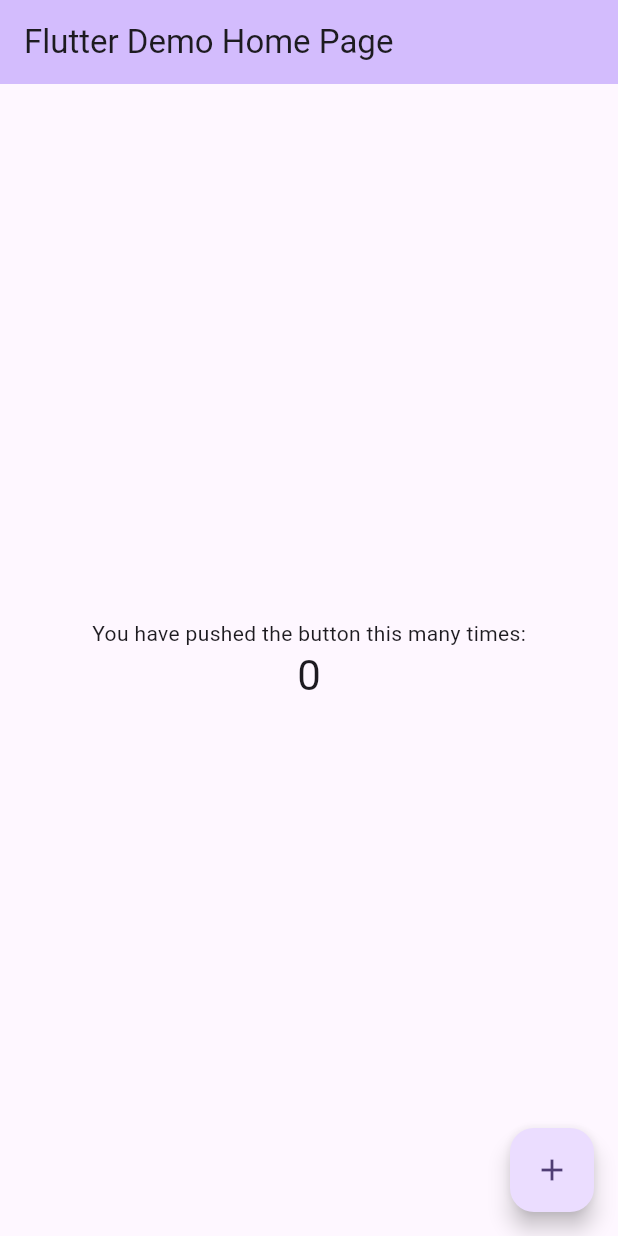
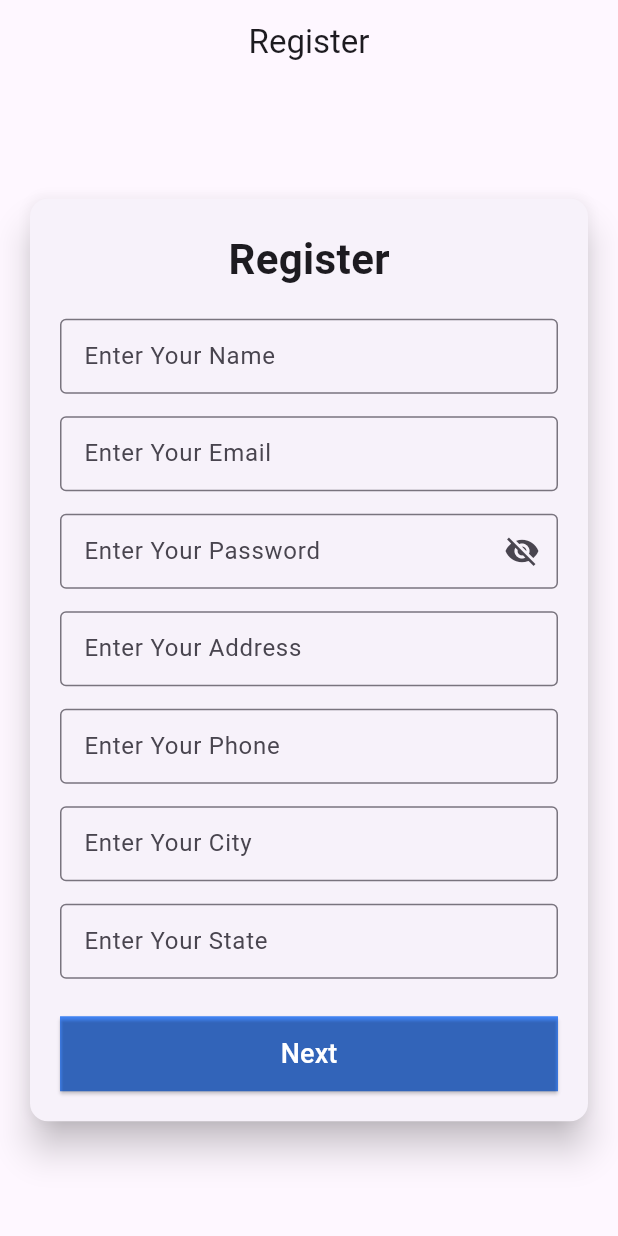
Before and after one commit to kumar7654rintu/My_watsapp_app, a Flutter app: the screen it shows after launch, on a phone screen of 412 x 824 dp. Run offline on Flutter 3.47's test engine with Material 3 defaults, Android fonts, the phone set to English and light mode, and no system bars.

Commit message:
Updated Login and Register screens

```diff
--- /dev/null
+++ b/lib/Register.dart
@@ -0,0 +1 @@
+// TODO Implement this library.
--- /dev/null
+++ b/lib/Registor.dart
@@ -0,0 +1,166 @@
+import 'package:flutter/material.dart';
+import 'Login.dart';
+
+class RegisterPage extends StatelessWidget {
+  const RegisterPage({super.key});
+
+  @override
+  Widget build(BuildContext context) {
+    return Scaffold(
+      appBar: AppBar(
+        title: const Text("Register"),
+        centerTitle: true,
+      ),
+
+      body: Center(
+        child: SingleChildScrollView(
+          child: Card(
+            elevation: 10,
+            margin: const EdgeInsets.all(20),
+            child: Padding(
+              padding: const EdgeInsets.all(20),
+              child: Column(
+                mainAxisSize: MainAxisSize.min,
+                children: [
+                  const Text(
+                    "Register",
+                    style: TextStyle(
+                      fontSize: 28,
+                      fontWeight: FontWeight.bold,
+                    ),
+                  ),
+
+                  const SizedBox(height: 20),
+
+                  Container(
+                    height: 50,
+                    width: 400,
+                    child: TextField(
+                      decoration: InputDecoration(
+                        labelText: "Enter Your Name",
+                        border: OutlineInputBorder(),
+                      ),
+                    ),
+                  ),
+
+
+                  const SizedBox(height: 15),
+
+                  Container(
+                    height: 50,
+                    width: 400,
+                    child: TextField(
+                      decoration: InputDecoration(
+                        labelText: "Enter Your Email",
+                        border: OutlineInputBorder(),
+                      ),
+                    ),
+                  ),
+
+
+                  const SizedBox(height: 15),
+
+                  Container(
+                    height: 50,
+                    width: 400,
+                    child: TextField(
+                      obscureText: true,
+                      decoration: InputDecoration(
+                        labelText: "Enter Your Password",
+                        border: OutlineInputBorder(),
+                        suffixIcon: Icon(Icons.visibility_off),
+                      ),
+                    ),
+                  ),
+
+
+                  const SizedBox(height: 15),
+
+                  SizedBox(
+                    height: 50,
+                    width: 400,
+                    child: TextField(
+                      decoration: InputDecoration(
+                        labelText: "Enter Your Address",
+                        border: OutlineInputBorder(),
+                      ),
+                    ),
+                  ),
+
+
+                  SizedBox(height: 15),
+
+                  Container(
+                    height: 50,
+                    width: 400,
+                    child: TextField(
+                      decoration: InputDecoration(
+                        labelText: "Enter Your Phone",
+                        border: OutlineInputBorder(),
+                      ),
+                    ),
+                  ),
+
+                  SizedBox(height: 15),
+
+                  Container(
+                    height: 50,
+                    width: 400,
+                    child: TextField(
+                      decoration: InputDecoration(
+                        labelText: "Enter Your City",
+                        border: OutlineInputBorder(),
+                      ),
+                    ),
+                  ),
+
+                  SizedBox(height: 15),
+
+                  Container(
+                    height: 50,
+                    width: 400,
+                    child: TextField(
+                      decoration: InputDecoration(
+                        labelText: "Enter Your State",
+                        border: OutlineInputBorder(),
+                      ),
+                    ),
+                  ),
+
+                  SizedBox(height: 25),
+
+                  Container(
+                    height: 50,
+                    width: 400,
+                    decoration: BoxDecoration(
+                        color: Colors.blueAccent
+                    ),
+
+                    child:ElevatedButton(
+                      style: ElevatedButton.styleFrom(
+                        backgroundColor: Colors.transparent,
+                        shape: RoundedRectangleBorder(
+                          borderRadius: BorderRadius.circular(2),
+                        ),
+                      ),
+                      onPressed: () {
+                        Navigator.push(context,MaterialPageRoute(builder: (context)=>MaterialXLoginScreen()));
+                      },
+                      child: const Text(
+                        "Next",
+                        style: TextStyle(
+                          fontSize: 18,
+                          color: Colors.white,
+                        ),
+                      ),
+                    ),
+                  )
+                ],
+              ),
+            ),
+          ),
+        ),
+      ),
+    );
+  }
+}
--- a/lib/main.dart
+++ b/lib/main.dart
@@ -1,4 +1,7 @@
 import 'package:flutter/material.dart';
+
+
+import 'Registor.dart';
 
 void main() {
   runApp(const MyApp());
@@ -7,116 +10,11 @@ void main() {
 class MyApp extends StatelessWidget {
   const MyApp({super.key});
 
-  // This widget is the root of your application.
   @override
   Widget build(BuildContext context) {
     return MaterialApp(
-      title: 'Flutter Demo',
-      theme: ThemeData(
-        // This is the theme of your application.
-        //
-        // TRY THIS: Try running your application with "flutter run". You'll see
-        // the application has a purple toolbar. Then, without quitting the app,
-        // try changing the seedColor in the colorScheme below to Colors.green
-        // and then invoke "hot reload" (save your changes or press the "hot
-        // reload" button in a Flutter-supported IDE, or press "r" if you used
-        // the command line to start the app).
-        //
-        // Notice that the counter didn't reset back to zero; the application
-        // state is not lost during the reload. To reset the state, use hot
-        // restart instead.
-        //
-        // This works for code too, not just values: Most code changes can be
-        // tested with just a hot reload.
-        colorScheme: .fromSeed(seedColor: Colors.deepPurple),
-      ),
-      home: const MyHomePage(title: 'Flutter Demo Home Page'),
+      debugShowCheckedModeBanner: false,
+      home: RegisterPage(),
     );
   }
 }
-
-class MyHomePage extends StatefulWidget {
-  const MyHomePage({super.key, required this.title});
-
-  // This widget is the home page of your application. It is stateful, meaning
-  // that it has a State object (defined below) that contains fields that affect
-  // how it looks.
-
-  // This class is the configuration for the state. It holds the values (in this
-  // case the title) provided by the parent (in this case the App widget) and
-  // used by the build method of the State. Fields in a Widget subclass are
-  // always marked "final".
-
-  final String title;
-
-  @override
-  State<MyHomePage> createState() => _MyHomePageState();
-}
-
-class _MyHomePageState extends State<MyHomePage> {
-  int _counter = 0;
-
-  void _incrementCounter() {
-    setState(() {
-      // This call to setState tells the Flutter framework that something has
-      // changed in this State, which causes it to rerun the build method below
-      // so that the display can reflect the updated values. If we changed
-      // _counter without calling setState(), then the build method would not be
-      // called again, and so nothing would appear to happen.
-      _counter++;
-    });
-  }
-
-  @override
-  Widget build(BuildContext context) {
-    // This method is rerun every time setState is called, for instance as done
-    // by the _incrementCounter method above.
-    //
-    // The Flutter framework has been optimized to make rerunning build methods
-    // fast, so that you can just rebuild anything that needs updating rather
-    // than having to individually change instances of widgets.
-    return Scaffold(
-      appBar: AppBar(
-        // TRY THIS: Try changing the color here to a specific color (to
-        // Colors.amber, perhaps?) and trigger a hot reload to see the AppBar
-        // change color while the other colors stay the same.
-        backgroundColor: Theme.of(context).colorScheme.inversePrimary,
-        // Here we take the value from the MyHomePage object that was created by
-        // the App.build method, and use it to set our appbar title.
-        title: Text(widget.title),
-      ),
-      body: Center(
-        // Center is a layout widget. It takes a single child and positions it
-        // in the middle of the parent.
-        child: Column(
-          // Column is also a layout widget. It takes a list of children and
-          // arranges them vertically. By default, it sizes itself to fit its
-          // children horizontally, and tries to be as tall as its parent.
-          //
-          // Column has various properties to control how it sizes itself and
-          // how it positions its children. Here we use mainAxisAlignment to
-          // center the children vertically; the main axis here is the vertical
-          // axis because Columns are vertical (the cross axis would be
-          // horizontal).
-          //
-          // TRY THIS: Invoke "debug painting" (choose the "Toggle Debug Paint"
-          // action in the IDE, or press "p" in the console), to see the
-          // wireframe for each widget.
-          mainAxisAlignment: .center,
-          children: [
-            const Text('You have pushed the button this many times:'),
-            Text(
-              '$_counter',
-              style: Theme.of(context).textTheme.headlineMedium,
-            ),
-          ],
-        ),
-      ),
-      floatingActionButton: FloatingActionButton(
-        onPressed: _incrementCounter,
-        tooltip: 'Increment',
-        child: const Icon(Icons.add),
-      ),
-    );
-  }
-}
```
Also changed, not shown: lib/Login.dart (added, +99 -0 lines).
